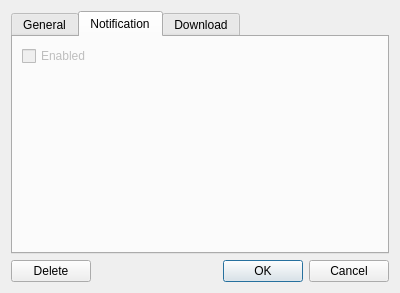
Qt form gui/src/monitor-window.ui (Bionus/imgbrd-grabber) before a commit.
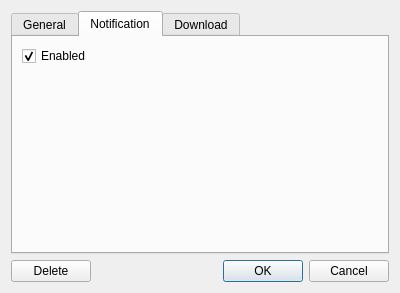
The same form after that commit. The open tabs and pages were chosen to show the change. Icons and pictures are not drawn.

Commit message: Allow to disable notifications for monitors (issue #1620)

Patch:
```diff
--- a/gui/src/monitor-window.ui
+++ b/gui/src/monitor-window.ui
@@ -130,12 +130,12 @@
       <layout class="QFormLayout" name="formLayout_2">
        <item row="0" column="0" colspan="2">
         <widget class="QCheckBox" name="checkNotificationEnabled">
-         <property name="enabled">
-          <bool>false</bool>
-         </property>
          <property name="text">
           <string>Enabled</string>
          </property>
+         <property name="checked">
+          <bool>true</bool>
+         </property>
         </widget>
        </item>
       </layout>
```
The commit also changes 5 other files.
